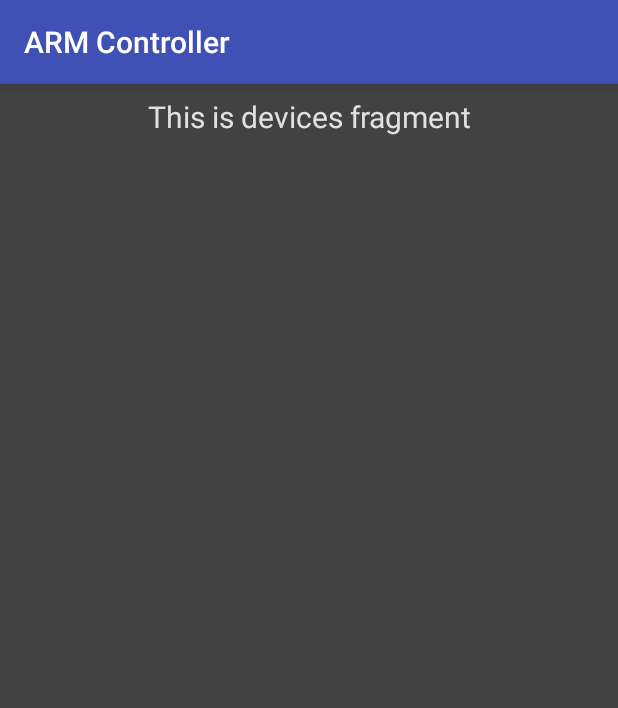
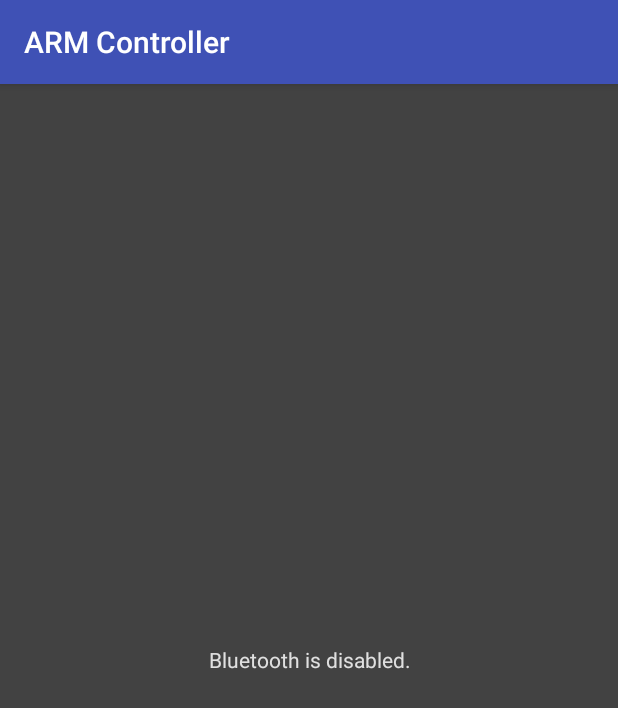
Before and after one commit to AvaPL/ARM, an Android app: the fragment DevicesFragment shown on its own in the app's theme, on a phone screen of 412 x 824 dp. Shown: the top 708 px of the screen. Run offline under Robolectric (Android 15) with nearby library versions, the phone set to English and light mode, and no system bars.

Commit message:
Added paired devices list in devices fragment. Minor cleanups.

```diff
--- a/ARMController/app/build.gradle
+++ b/ARMController/app/build.gradle
@@ -5,7 +5,7 @@ android {
     buildToolsVersion "29.0.2"
     defaultConfig {
         applicationId "com.pawelcembaluk.armcontroller"
-        minSdkVersion 23
+        minSdkVersion var
         targetSdkVersion 29
         versionCode 1
         versionName "1.0"
--- a/ARMController/app/src/main/AndroidManifest.xml
+++ b/ARMController/app/src/main/AndroidManifest.xml
@@ -3,6 +3,7 @@
     xmlns:tools="http://schemas.android.com/tools"
     package="com.pawelcembaluk.armcontroller">
 
+    <uses-permission android:name="android.permission.BLUETOOTH" />
     <application
         android:allowBackup="true"
         android:icon="@mipmap/ic_launcher"
--- /dev/null
+++ b/ARMController/app/src/main/java/com/pawelcembaluk/armcontroller/BluetoothConnection.java
@@ -0,0 +1,22 @@
+package com.pawelcembaluk.armcontroller;
+
+import android.bluetooth.BluetoothAdapter;
+import android.bluetooth.BluetoothDevice;
+
+import java.util.Set;
+import java.util.function.Predicate;
+import java.util.stream.Collectors;
+
+public class BluetoothConnection {
+
+    public static boolean isEnabled(){
+        return BluetoothAdapter.getDefaultAdapter().isEnabled();
+    }
+
+    public static Set<BluetoothDevice> getBondedDevices() {
+        Predicate<BluetoothDevice> isNotLe = bluetoothDevice -> bluetoothDevice.getType() !=
+                                                                BluetoothDevice.DEVICE_TYPE_LE;
+        return BluetoothAdapter.getDefaultAdapter().getBondedDevices().stream().filter(isNotLe)
+                               .collect(Collectors.toSet());
+    }
+}
--- a/ARMController/app/src/main/java/com/pawelcembaluk/armcontroller/ui/controller/ControllerFragment.java
+++ b/ARMController/app/src/main/java/com/pawelcembaluk/armcontroller/ui/controller/ControllerFragment.java
@@ -30,13 +30,11 @@ public class ControllerFragment extends Fragment {
     @Override
     public View onCreateView(@NonNull LayoutInflater inflater,
                              ViewGroup container, Bundle savedInstanceState) {
-        Log.d(getClass().getSimpleName(), "Inflating view");
         return inflater.inflate(R.layout.fragment_controller, container, false);
     }
 
     @Override
     public void onViewCreated(@NonNull View view, @Nullable Bundle savedInstanceState) {
-        Log.d(getClass().getSimpleName(), "View created.");
         initializeSeekBars();
         initializeJointTextViews();
         initializeAnglesSharedPreferences();
--- /dev/null
+++ b/ARMController/app/src/main/java/com/pawelcembaluk/armcontroller/ui/devices/BluetoothDeviceArrayAdapter.java
@@ -0,0 +1,53 @@
+package com.pawelcembaluk.armcontroller.ui.devices;
+
+import android.bluetooth.BluetoothDevice;
+import android.view.View;
+import android.view.ViewGroup;
+import android.widget.ArrayAdapter;
+import android.widget.TextView;
+
+import androidx.annotation.NonNull;
+import androidx.annotation.Nullable;
+import androidx.fragment.app.FragmentActivity;
+
+import com.pawelcembaluk.armcontroller.R;
+
+import java.util.List;
+
+public class BluetoothDeviceArrayAdapter extends ArrayAdapter<BluetoothDevice> {
+
+    private FragmentActivity fragmentActivity;
+    private List<BluetoothDevice> bluetoothDevices;
+
+    public BluetoothDeviceArrayAdapter(@NonNull FragmentActivity fragmentActivity,
+                                       @NonNull List<BluetoothDevice> bluetoothDevices) {
+        super(fragmentActivity, 0, bluetoothDevices);
+        this.fragmentActivity = fragmentActivity;
+        this.bluetoothDevices = bluetoothDevices;
+    }
+
+    @NonNull
+    @Override
+    public View getView(int position, @Nullable View convertView, @NonNull ViewGroup parent) {
+        BluetoothDevice device = bluetoothDevices.get(position);
+        if (convertView == null)
+            convertView = inflateDeviceItem(parent);
+        initializeItemTextViews(convertView, device);
+        return convertView;
+    }
+
+    private View inflateDeviceItem(@NonNull ViewGroup parent) {
+        View convertView;
+        convertView = fragmentActivity.getLayoutInflater()
+                                      .inflate(R.layout.device_item, parent, false);
+        return convertView;
+    }
+
+    private void initializeItemTextViews(@Nullable View convertView,
+                                         BluetoothDevice device) {
+        TextView deviceName = convertView.findViewById(R.id.text_device_name);
+        TextView deviceAddress = convertView.findViewById(R.id.text_device_address);
+        deviceName.setText(device.getName());
+        deviceAddress.setText(device.getAddress());
+    }
+}
--- a/ARMController/app/src/main/java/com/pawelcembaluk/armcontroller/ui/devices/DevicesFragment.java
+++ b/ARMController/app/src/main/java/com/pawelcembaluk/armcontroller/ui/devices/DevicesFragment.java
@@ -1,36 +1,81 @@
 package com.pawelcembaluk.armcontroller.ui.devices;
 
+import android.annotation.SuppressLint;
+import android.bluetooth.BluetoothDevice;
 import android.os.Bundle;
-import android.view.LayoutInflater;
 import android.view.View;
-import android.view.ViewGroup;
-import android.widget.TextView;
+import android.widget.ListView;
+import android.widget.Toast;
 
 import androidx.annotation.Nullable;
 import androidx.annotation.NonNull;
-import androidx.fragment.app.Fragment;
-import androidx.lifecycle.Observer;
-import androidx.lifecycle.ViewModelProviders;
+import androidx.fragment.app.FragmentActivity;
+import androidx.fragment.app.ListFragment;
 
+import com.pawelcembaluk.armcontroller.BluetoothConnection;
 import com.pawelcembaluk.armcontroller.R;
 
-public class DevicesFragment extends Fragment {
+import java.util.ArrayList;
 
-    private DevicesViewModel devicesViewModel;
+public class DevicesFragment extends ListFragment {
+
+    private ArrayList<BluetoothDevice> bluetoothDevices = new ArrayList<>();
+    private BluetoothDeviceArrayAdapter devicesArrayAdapter;
 
     @Override
-    public View onCreateView(@NonNull LayoutInflater inflater,
-                             ViewGroup container, Bundle savedInstanceState) {
-        devicesViewModel =
-                ViewModelProviders.of(this).get(DevicesViewModel.class);
-        View root = inflater.inflate(R.layout.fragment_devices, container, false);
-        final TextView textView = root.findViewById(R.id.text_devices);
-        devicesViewModel.getText().observe(this, new Observer<String>() {
-            @Override
-            public void onChanged(@Nullable String s) {
-                textView.setText(s);
-            }
-        });
-        return root;
+    public void onCreate(@Nullable Bundle savedInstanceState) {
+        super.onCreate(savedInstanceState);
+        if (getActivity() == null) return;
+        devicesArrayAdapter = new BluetoothDeviceArrayAdapter(getActivity(), bluetoothDevices);
+    }
+
+//    @Override
+//    public View onCreateView(@NonNull LayoutInflater inflater,
+//                             ViewGroup container, Bundle savedInstanceState) {
+//        return inflater.inflate(R.layout.fragment_devices, container, false);
+//    }
+
+    @Override
+    public void onActivityCreated(@Nullable Bundle savedInstanceState) {
+        super.onActivityCreated(savedInstanceState);
+//        setListAdapter(null); //TODO: Is this line needed?
+        if (getActivity() == null) return;
+        View header = inflateListHeader(getActivity());
+        getListView().addHeaderView(header, null, false);
+        setEmptyText(getString(R.string.text_initializing));
+        setListAdapter(devicesArrayAdapter);
+    }
+
+    @SuppressLint("InflateParams")
+    private View inflateListHeader(FragmentActivity fragmentActivity) {
+        return fragmentActivity.getLayoutInflater()
+                               .inflate(R.layout.list_header, null, false);
+    }
+
+    @Override
+    public void onResume() {
+        super.onResume();
+        setNoDevicesText();
+        refresh();
+    }
+
+    private void setNoDevicesText() {
+        int stringResourceId = BluetoothConnection.isEnabled() ? R.string.text_no_devices_found :
+                               R.string.text_bluetooth_disabled;
+        setEmptyText(getString(stringResourceId));
+    }
+
+    private void refresh() {
+        bluetoothDevices.clear();
+        for (BluetoothDevice device : BluetoothConnection.getBondedDevices())
+            if (device.getType() != BluetoothDevice.DEVICE_TYPE_LE)
+                bluetoothDevices.add(device);
+//        Collections.sort(bluetoothDevices, DevicesFragment::compareTo); TODO: Add sorting method.
+        devicesArrayAdapter.notifyDataSetChanged();
+    }
+
+    @Override
+    public void onListItemClick(@NonNull ListView l, @NonNull View v, int position, long id) {
+        Toast.makeText(getContext(), "Item selected", Toast.LENGTH_SHORT).show();
     }
 }
--- a/ARMController/app/src/main/java/com/pawelcembaluk/armcontroller/ui/devices/DevicesViewModel.java
+++ /dev/null
@@ -1,19 +0,0 @@
-package com.pawelcembaluk.armcontroller.ui.devices;
-
-import androidx.lifecycle.LiveData;
-import androidx.lifecycle.MutableLiveData;
-import androidx.lifecycle.ViewModel;
-
-public class DevicesViewModel extends ViewModel {
-
-    private MutableLiveData<String> mText;
-
-    public DevicesViewModel() {
-        mText = new MutableLiveData<>();
-        mText.setValue("This is devices fragment");
-    }
-
-    public LiveData<String> getText() {
-        return mText;
-    }
-}
--- a/ARMController/app/src/main/res/layout/fragment_devices.xml
+++ b/ARMController/app/src/main/res/layout/fragment_devices.xml
@@ -1,19 +1,4 @@
 <?xml version="1.0" encoding="utf-8"?>
 <androidx.constraintlayout.widget.ConstraintLayout xmlns:android="http://schemas.android.com/apk/res/android"
-    xmlns:app="http://schemas.android.com/apk/res-auto"
-    android:layout_width="match_parent"
-    android:layout_height="match_parent">
-
-    <TextView
-        android:id="@+id/text_devices"
         android:layout_width="match_parent"
-        android:layout_height="wrap_content"
-        android:layout_marginStart="8dp"
-        android:layout_marginTop="8dp"
-        android:layout_marginEnd="8dp"
-        android:textAlignment="center"
-        android:textSize="20sp"
-        app:layout_constraintEnd_toEndOf="parent"
-        app:layout_constraintStart_toStartOf="parent"
-        app:layout_constraintTop_toTopOf="parent" />
-</androidx.constraintlayout.widget.ConstraintLayout>
+        android:layout_height="match_parent" />
--- a/ARMController/app/src/main/res/values/strings.xml
+++ b/ARMController/app/src/main/res/values/strings.xml
@@ -20,6 +20,12 @@
 
     <string name="text_release">RELEASE</string>
     <string name="text_grab">GRAB</string>
+    <string name="text_initializing">Initializing…</string>
+    <string name="text_no_devices_found">No Bluetooth devices found.</string>
+    <string name="text_bluetooth_disabled">Bluetooth is disabled.</string>
+
     <string name="title_connect_to_rpi">Connect to RPi</string>
     <string name="title_bluetooth_settings">Bluetooth settings</string>
+
+    <string name="header_paired_devices">Paired devices</string>
 </resources>
--- a/ARMController/build.gradle
+++ b/ARMController/build.gradle
@@ -1,4 +1,6 @@
-// Top-level build file where you can add configuration options common to all sub-projects/modules.
+ext {
+    var = 24
+}// Top-level build file where you can add configuration options common to all sub-projects/modules.
 
 buildscript {
     repositories {
```
Also changed, not shown: ARMController/app/src/main/res/layout/device_item.xml (added, +44 -0 lines), ARMController/app/src/main/res/layout/fragment_settings.xml (+1 -16 lines), ARMController/app/src/main/res/layout/list_header.xml (added, +17 -0 lines).
